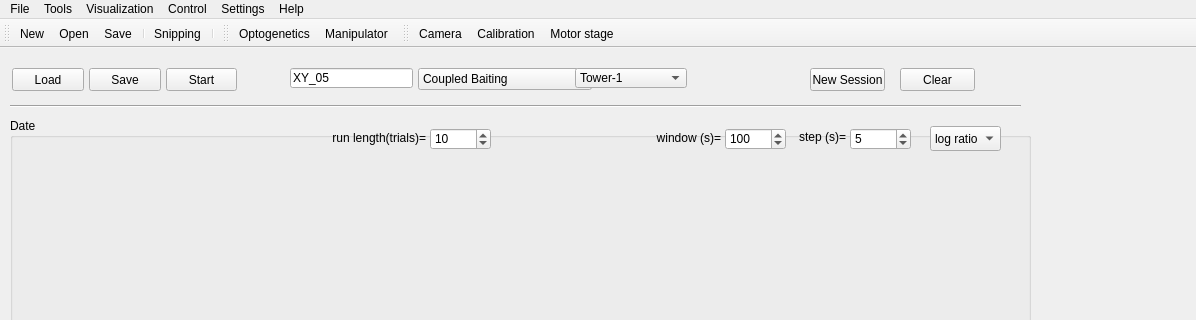
First picture: the form in src/foraging_gui/ForagingGUI.ui, repository AllenNeuralDynamics/dynamic-foraging-task, before the edit; both pictures show x 0 to 1196 and y 0 to 320 of the 1196 by 938 pixel window.
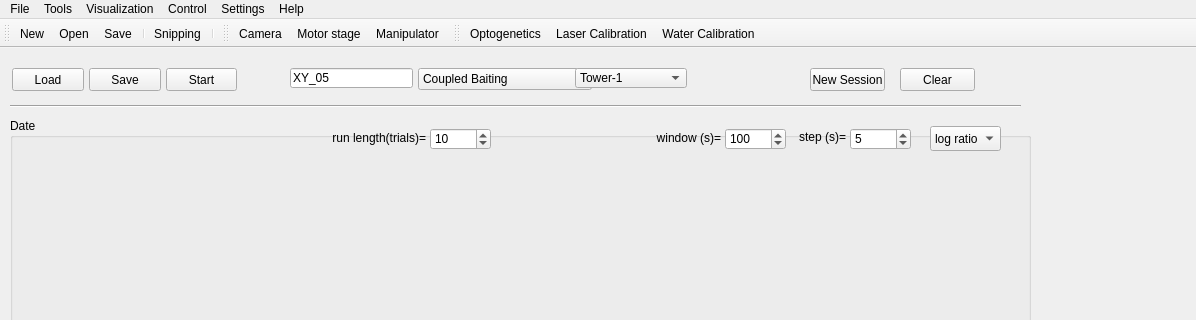
Second picture: the form after the edit. Icons and pictures are not drawn.

Commit message: Add laser calibration GUI

Patch:
```diff
--- a/src/foraging_gui/ForagingGUI.ui
+++ b/src/foraging_gui/ForagingGUI.ui
@@ -1735,7 +1735,8 @@
    <attribute name="toolBarBreak">
     <bool>false</bool>
    </attribute>
-   <addaction name="action_Optogenetics"/>
+   <addaction name="action_Camera"/>
+   <addaction name="action_MotorStage"/>
    <addaction name="action_Manipulator"/>
   </widget>
   <widget class="QToolBar" name="toolBar_3">
@@ -1748,9 +1749,9 @@
    <attribute name="toolBarBreak">
     <bool>false</bool>
    </attribute>
-   <addaction name="action_Camera"/>
+   <addaction name="action_Optogenetics"/>
+   <addaction name="actionLaser_Calibration"/>
    <addaction name="action_Calibration"/>
-   <addaction name="action_MotorStage"/>
   </widget>
   <action name="action_Calibration">
    <property name="checkable">
@@ -1761,7 +1762,7 @@
      <normaloff>resources/Water2.png</normaloff>resources/Water2.png</iconset>
    </property>
    <property name="text">
-    <string>Calibration</string>
+    <string>Water Calibration</string>
    </property>
   </action>
   <action name="action_Camera">
@@ -1917,6 +1918,18 @@
     <string>Hide lines</string>
    </property>
   </action>
+  <action name="actionLaser_Calibration">
+   <property name="checkable">
+    <bool>true</bool>
+   </property>
+   <property name="icon">
+    <iconset>
+     <normaloff>resources/Laser3.png</normaloff>resources/Laser3.png</iconset>
+   </property>
+   <property name="text">
+    <string>Laser Calibration</string>
+   </property>
+  </action>
  </widget>
  <tabstops>
   <tabstop>TrainingStage</tabstop>
```
Left out of the diff: 2 changed lines with no effect on the pictures. The commit also changes 7 other files.
